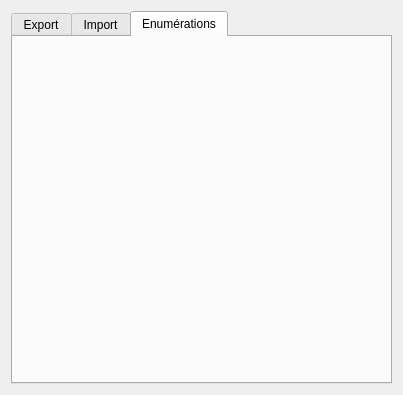
This is productor_dialog_base.ui in Ville-Eurometropole-Strasbourg/Productor as Qt 5 draws it before an edit. The edited form follows.
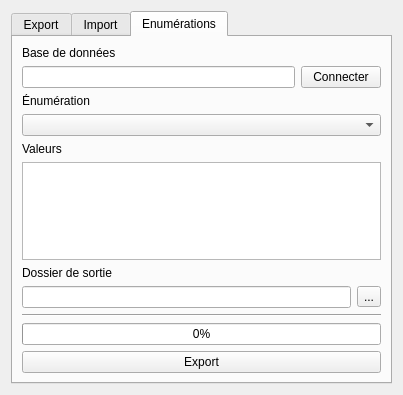
This is the edited form. The open tabs and pages were chosen to show the change.

Commit message: enums debut

What changed in the file:
```diff
--- a/productor_dialog_base.ui
+++ b/productor_dialog_base.ui
@@ -259,7 +259,95 @@
       </attribute>
       <layout class="QVBoxLayout" name="verticalLayout_7">
        <item>
-        <layout class="QVBoxLayout" name="verticalLayout"/>
+        <layout class="QVBoxLayout" name="verticalLayout">
+         <item>
+          <widget class="QLabel" name="label_8">
+           <property name="text">
+            <string>Base de données</string>
+           </property>
+          </widget>
+         </item>
+         <item>
+          <layout class="QHBoxLayout" name="horizontalLayout_4">
+           <item>
+            <widget class="QLineEdit" name="lineEdit_6"/>
+           </item>
+           <item>
+            <widget class="QPushButton" name="pushButton_5">
+             <property name="text">
+              <string>Connecter</string>
+             </property>
+            </widget>
+           </item>
+          </layout>
+         </item>
+         <item>
+          <widget class="QLabel" name="label_9">
+           <property name="text">
+            <string>Énumération</string>
+           </property>
+          </widget>
+         </item>
+         <item>
+          <widget class="QComboBox" name="comboBox"/>
+         </item>
+         <item>
+          <widget class="QLabel" name="label_10">
+           <property name="text">
+            <string>Valeurs</string>
+           </property>
+          </widget>
+         </item>
+         <item>
+          <widget class="QListWidget" name="listWidget">
+           <property name="dragEnabled">
+            <bool>true</bool>
+           </property>
+          </widget>
+         </item>
+         <item>
+          <widget class="QLabel" name="label_11">
+           <property name="text">
+            <string>Dossier de sortie</string>
+           </property>
+          </widget>
+         </item>
+         <item>
+          <layout class="QHBoxLayout" name="horizontalLayout_7">
+           <item>
+            <widget class="QLineEdit" name="lineEdit_7"/>
+           </item>
+           <item>
+            <widget class="QToolButton" name="toolButton_3">
+             <property name="text">
+              <string>...</string>
+             </property>
+            </widget>
+           </item>
+          </layout>
+         </item>
+         <item>
+          <widget class="Line" name="line_3">
+           <property name="orientation">
+            <enum>Qt::Horizontal</enum>
+           </property>
+          </widget>
+         </item>
+         <item>
+          <widget class="QProgressBar" name="progressBar_3">
+           <property name="value">
+            <number>0</number>
+           </property>
+          </widget>
+         </item>
+         <item>
+          <widget class="QPushButton" name="pushButton_6">
+           <property name="text">
+            <string>Export</string>
+           </property>
+          </widget>
+         </item>
+        </layout>
        </item>
       </layout>
      </widget>
```
Left out of the diff: 14 changed lines with no effect on the pictures. The commit also changes 2 other files.
